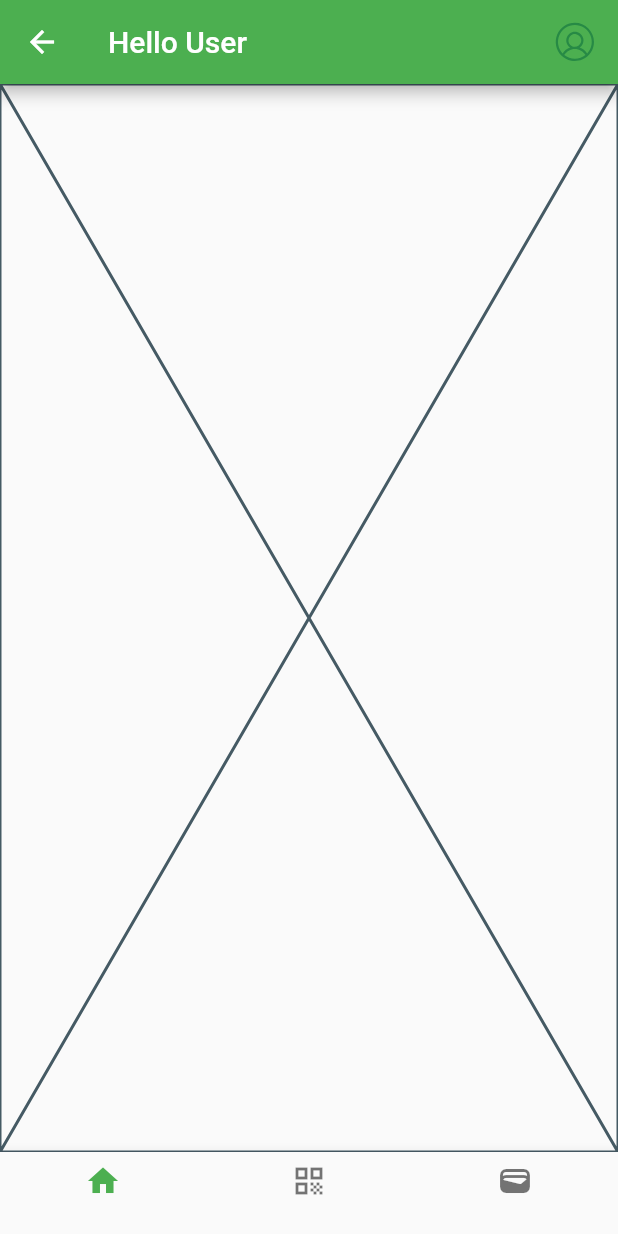
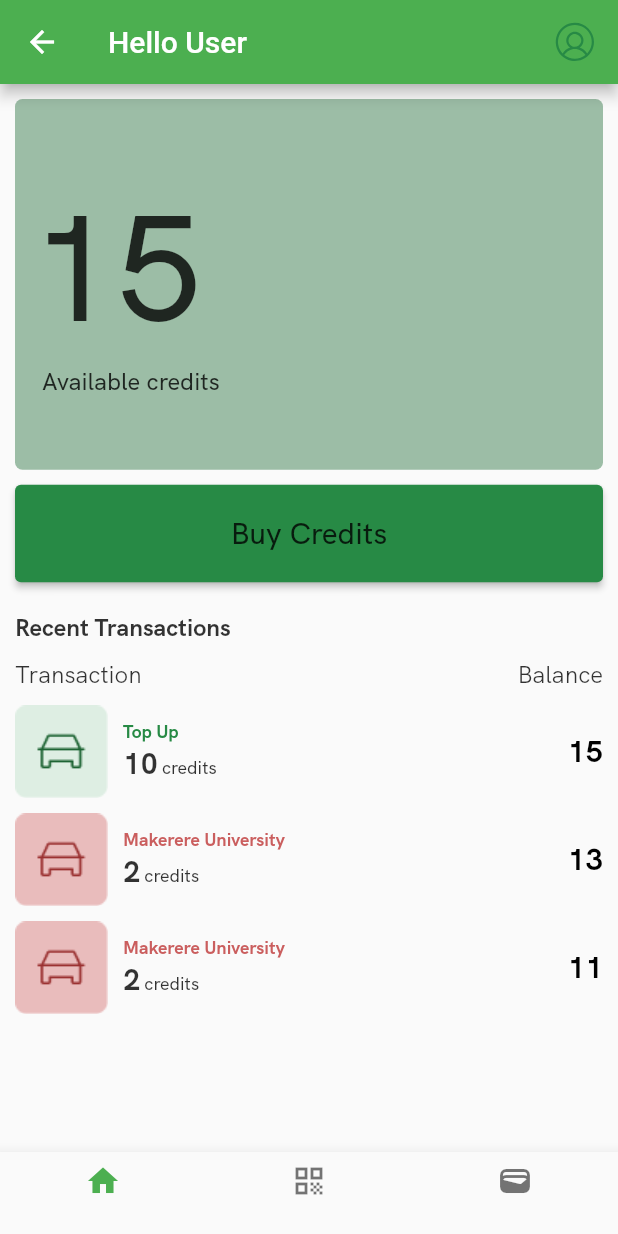
Before and after one commit to Mnoble-19/final-year-project, a Flutter app: the MyHomePage screen opened directly, on a phone screen of 412 x 824 dp. Run offline on Flutter 3.47's test engine with Material 2 defaults, Android fonts, the light colour scheme and no system bars; our stand-ins replace flutter_phosphor_icons, flutter_svg.

Commit message:
built home tab

```diff
--- a/mobile/lib/constants/constants.dart
+++ b/mobile/lib/constants/constants.dart
@@ -20,3 +20,38 @@ class CustomTextStyle {
         );
   }
 }
+
+TextStyle greetingTextStyle = TextStyle(
+  color: Colors.black.withOpacity(0.8),
+  fontWeight: FontWeight.bold,
+  fontSize: 24.0,
+
+);
+
+TextStyle largeTextStyle = TextStyle(
+  color: Colors.black.withOpacity(0.8),
+  fontWeight: FontWeight.w500,
+  fontSize: 100.0,
+
+);
+
+TextStyle regularBodyTextStyle = TextStyle(
+  color: Colors.black.withOpacity(0.8),
+  fontWeight: FontWeight.normal,
+  fontSize: 16.0,
+
+);
+
+TextStyle mediumBodyTextStyle = TextStyle(
+  color: Colors.black.withOpacity(0.8),
+  fontWeight: FontWeight.w500,
+  fontSize: 16.0,
+
+);
+
+TextStyle boldBodyTextStyle = TextStyle(
+  color: Colors.black.withOpacity(0.8),
+  fontWeight: FontWeight.bold,
+  fontSize: 16.0,
+
+);
--- a/mobile/lib/screens/home.dart
+++ b/mobile/lib/screens/home.dart
@@ -1,5 +1,6 @@
 import 'package:flutter/material.dart';
 import 'package:flutter_svg/svg.dart';
+import 'package:mobile/screens/home_tab.dart';
 import 'package:mobile/screens/login_screen.dart';
 import 'package:mobile/screens/payment.dart';
 import 'package:mobile/widgets/customWidgets.dart';
@@ -14,7 +15,7 @@ class MyHomePage extends StatefulWidget {
 class _MyHomePageState extends State<MyHomePage> {
   int _currentIndex = 0;
   final List<Widget> _screens = [
-    Placeholder(),
+    HomeTab(),
     Placeholder(),
     PaymentScreen(),
   ];
--- /dev/null
+++ b/mobile/lib/screens/home_tab.dart
@@ -0,0 +1,62 @@
+import 'package:flutter/material.dart';
+import 'package:flutter_phosphor_icons/flutter_phosphor_icons.dart';
+import 'package:mobile/constants/constants.dart';
+import 'package:mobile/widgets/credit_balance_widget.dart';
+import 'package:mobile/widgets/custom_button.dart';
+import 'package:mobile/widgets/transaction_widget.dart';
+
+class HomeTab extends StatelessWidget {
+  const HomeTab({Key? key}) : super(key: key);
+
+  @override
+  Widget build(BuildContext context) {
+    return Scaffold(
+      body: SafeArea(
+        child: SingleChildScrollView(
+          child: Padding(
+            padding: const EdgeInsets.symmetric(horizontal: 10.0),
+            child: Column(
+              crossAxisAlignment: CrossAxisAlignment.center,
+              children: [
+                const CreditBalanceWidget(),
+                const SizedBox(
+                  height: 10.0,
+                ),
+                CustomButton(label: "Buy Credits"),
+                const SizedBox(
+                  height: 20.0,
+                ),
+                Align(
+                  alignment: Alignment.centerLeft,
+                  child: Text(
+                    "Recent Transactions",
+                    style: boldBodyTextStyle,
+                    textAlign: TextAlign.left,
+                  ),
+                ),
+                const SizedBox(
+                  height: 10.0,
+                ),
+                Row(
+                  mainAxisAlignment: MainAxisAlignment.spaceBetween,
+                  children:  [
+                    Text("Transaction" , style: regularBodyTextStyle, textAlign: TextAlign.left,),
+                    Text("Balance", style: regularBodyTextStyle, textAlign: TextAlign.right,)
+                  ],
+                ),
+                const SizedBox(
+                  height: 10.0,
+                ),
+               const TransactionWidget(isTopUp: true, amount: 10, balance: 15),
+                const TransactionWidget(isTopUp: false, amount: 2, balance: 13),
+                const TransactionWidget(isTopUp: false, amount: 2, balance: 11),
+
+
+              ],
+            ),
+          ),
+        ),
+      ),
+    );
+  }
+}
--- /dev/null
+++ b/mobile/lib/widgets/credit_balance_widget.dart
@@ -0,0 +1,31 @@
+import 'package:flutter/material.dart';
+import 'package:mobile/constants/constants.dart';
+
+class CreditBalanceWidget extends StatelessWidget {
+  const CreditBalanceWidget({Key? key}) : super(key: key);
+
+  @override
+  Widget build(BuildContext context) {
+    return Container(
+      height: MediaQuery.of(context).size.height * 0.3,
+      width: double.infinity,
+      margin: EdgeInsets.only(top: 10.0),
+      padding: EdgeInsets.only(left: 10.0),
+      decoration: BoxDecoration(
+        color: CustomColors.appLightGreenColor, // #DEEEE3
+        borderRadius: BorderRadius.circular(5),
+      ),
+      child: Column(
+        crossAxisAlignment: CrossAxisAlignment.start,
+        mainAxisAlignment: MainAxisAlignment.center,
+        children: [
+          Text("15", style: largeTextStyle, textAlign: TextAlign.left,),
+          Padding(
+            padding: const EdgeInsets.only(left: 8.0),
+            child: Text("Available credits", style: mediumBodyTextStyle, textAlign: TextAlign.left,),
+          )
+        ],
+      ),
+    );
+  }
+}
--- /dev/null
+++ b/mobile/lib/widgets/custom_button.dart
@@ -0,0 +1,38 @@
+import 'package:flutter/material.dart';
+import 'package:mobile/constants/constants.dart';
+
+class CustomButton extends StatelessWidget {
+
+  String label;
+
+  CustomButton({
+    super.key,
+    required this.label,
+});
+
+  @override
+  Widget build(BuildContext context) {
+    return ElevatedButton(
+      style: ButtonStyle(
+        backgroundColor: MaterialStateProperty.all<Color>(
+          CustomColors.appDarkGreenColor,
+        ),
+      ),
+      onPressed: () {
+        // TODO: Implement Payment logic
+      },
+      child: Container(
+        width: double.infinity,
+        height: 65,
+        child: Center(
+          child: Text(
+            label,
+            style: Theme.of(context).textTheme.bodySmall!.copyWith(
+              fontSize: 20,
+            ),
+          ),
+        ),
+      ),
+    );
+  }
+}
--- /dev/null
+++ b/mobile/lib/widgets/transaction_widget.dart
@@ -0,0 +1,82 @@
+import 'package:flutter/material.dart';
+import 'package:mobile/constants/constants.dart';
+
+class TransactionWidget extends StatelessWidget {
+  final bool isTopUp;
+  final int amount;
+  final int balance;
+
+  const TransactionWidget({
+    super.key,
+    required this.isTopUp,
+    required this.amount,
+    required this.balance
+});
+
+  @override
+  Widget build(BuildContext context) {
+    return Padding(
+      padding: const EdgeInsets.only(bottom: 10.0),
+      child: Row(
+        mainAxisAlignment: MainAxisAlignment.spaceBetween,
+        children: [
+          Row(
+            children: [
+              isTopUp ? Image.asset("assets/images/green-transaction-icon.png") : Image.asset("assets/images/red-transaction-icon.png"),
+              Column(
+                crossAxisAlignment: CrossAxisAlignment.start,
+                children: [
+                  Padding(
+                    padding: const EdgeInsets.only(left: 10.0),
+                    child: Text(isTopUp ? "Top Up" : "Makerere University",
+                      style: TextStyle(
+                        color: isTopUp? const Color(0xff278A45).withOpacity(1) : const Color(0xffC14040).withOpacity(0.84),
+                        fontWeight: FontWeight.w600,
+                        fontSize: 12.0,
+
+                      ),),
+                  ),
+                  Row(
+                    mainAxisAlignment: MainAxisAlignment.start,
+                    textBaseline: TextBaseline.alphabetic,
+                    crossAxisAlignment: CrossAxisAlignment.baseline,
+                    children: [
+                      const SizedBox(
+                        width: 10.0,
+                      ),
+                      Text(amount.toString() , style: TextStyle(
+                        color: Colors.black.withOpacity(0.8),
+                        fontWeight: FontWeight.w600,
+                        fontSize: 20.0,
+
+                      ),),
+                      const SizedBox(
+                        width: 2.5,
+                      ),
+                      Text("credits",
+
+                        style: TextStyle(
+                          color: Colors.black.withOpacity(0.8),
+
+                          fontWeight: FontWeight.w500,
+                          fontSize: 12.0,
+
+                        ),)
+                    ],
+                  ),
+
+                ],
+              )
+            ],
+          ),
+          Text(balance.toString(), style: TextStyle(
+            color: Colors.black.withOpacity(1),
+            fontWeight: FontWeight.w600,
+            fontSize: 20.0,
+
+          ),)
+        ],
+      ),
+    );
+  }
+}
```
Also changed, not shown: mobile/pubspec.yaml (+9 -57 lines), mobile/assets/images/green-transaction-icon.png (added), mobile/assets/images/red-transaction-icon.png (added), mobile/pubspec.lock.
